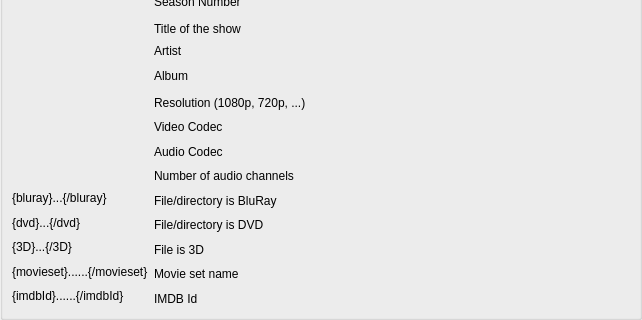
Old version of the form src/renamer/RenamerPlaceholders.ui in the repository Komet/MediaElch; both pictures show x 0 to 642 and y 227 to 547 of the 642 by 547 pixel window.
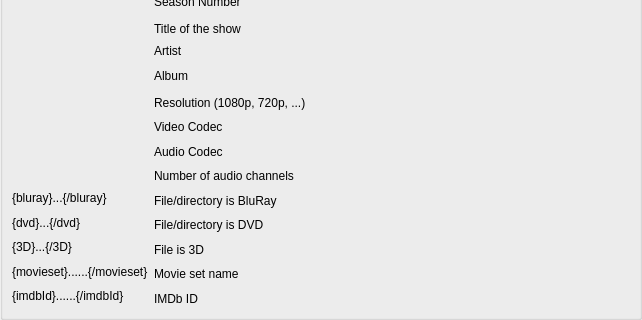
New version of the form.

Patch:
```diff
--- a/src/renamer/RenamerPlaceholders.ui
+++ b/src/renamer/RenamerPlaceholders.ui
@@ -625,7 +625,7 @@
         <item row="20" column="1">
          <widget class="QLabel" name="descImdbId">
           <property name="text">
-           <string>IMDB Id</string>
+           <string>IMDb ID</string>
           </property>
           <property name="itemTypes" stdset="0">
            <stringlist notr="true">
```
